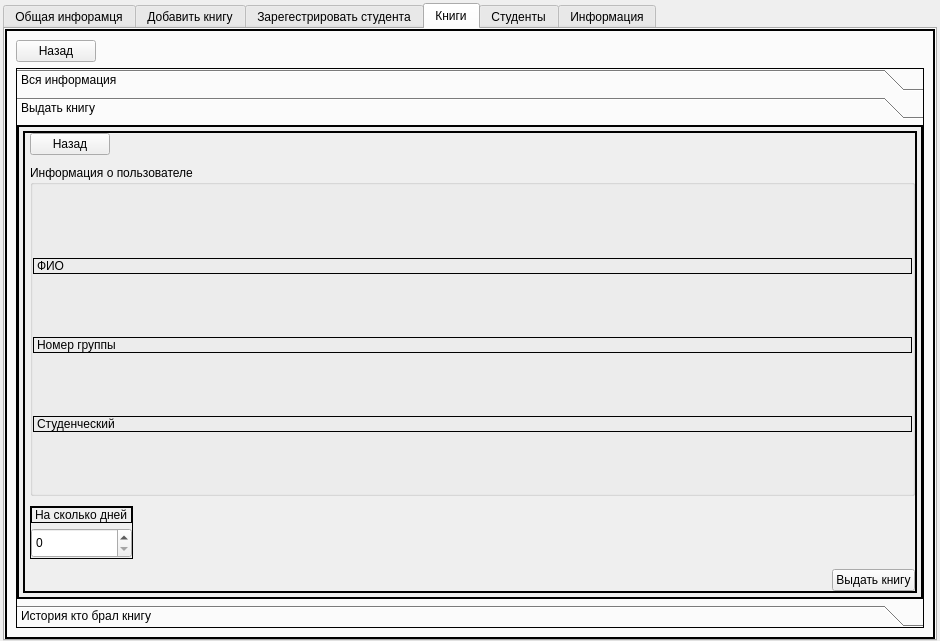
The window that ui_file/interface.ui (HiraiKaoTsi/diplom) describes before a commit, drawn with Qt 5.
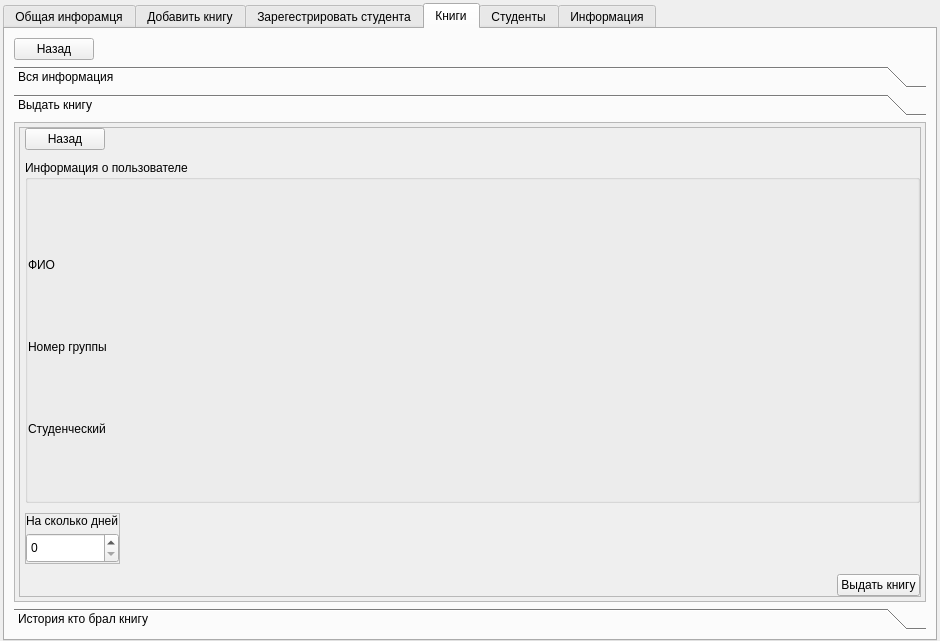
The same window after the commit. The open tabs and pages were chosen to show the change. Icons and pictures are not drawn.

```diff
--- a/ui_file/interface.ui
+++ b/ui_file/interface.ui
@@ -24,9 +24,7 @@
     <normaloff>:/icons/book/book.png</normaloff>:/icons/book/book.png</iconset>
   </property>
   <property name="styleSheet">
-   <string notr="true">QFrame {
-	border: 1px solid black;
-}</string>
+   <string notr="true"/>
   </property>
   <widget class="QWidget" name="centralwidget">
    <layout class="QVBoxLayout" name="verticalLayout_13">
@@ -1642,7 +1640,7 @@
                 <rect>
                  <x>0</x>
                  <y>0</y>
-                 <width>83</width>
+                 <width>98</width>
                  <height>71</height>
                 </rect>
                </property>
@@ -1679,8 +1677,8 @@
                     <rect>
                      <x>0</x>
                      <y>0</y>
-                     <width>900</width>
-                     <height>453</height>
+                     <width>247</width>
+                     <height>211</height>
                     </rect>
                    </property>
                    <layout class="QVBoxLayout" name="verticalLayout_29">
@@ -1878,7 +1876,7 @@
                              <x>0</x>
                              <y>0</y>
                              <width>170</width>
-                             <height>235</height>
+                             <height>227</height>
                             </rect>
                            </property>
                            <layout class="QVBoxLayout" name="verticalLayout_32">
```
Left out of the diff: 64 changed lines with no effect on the pictures.
